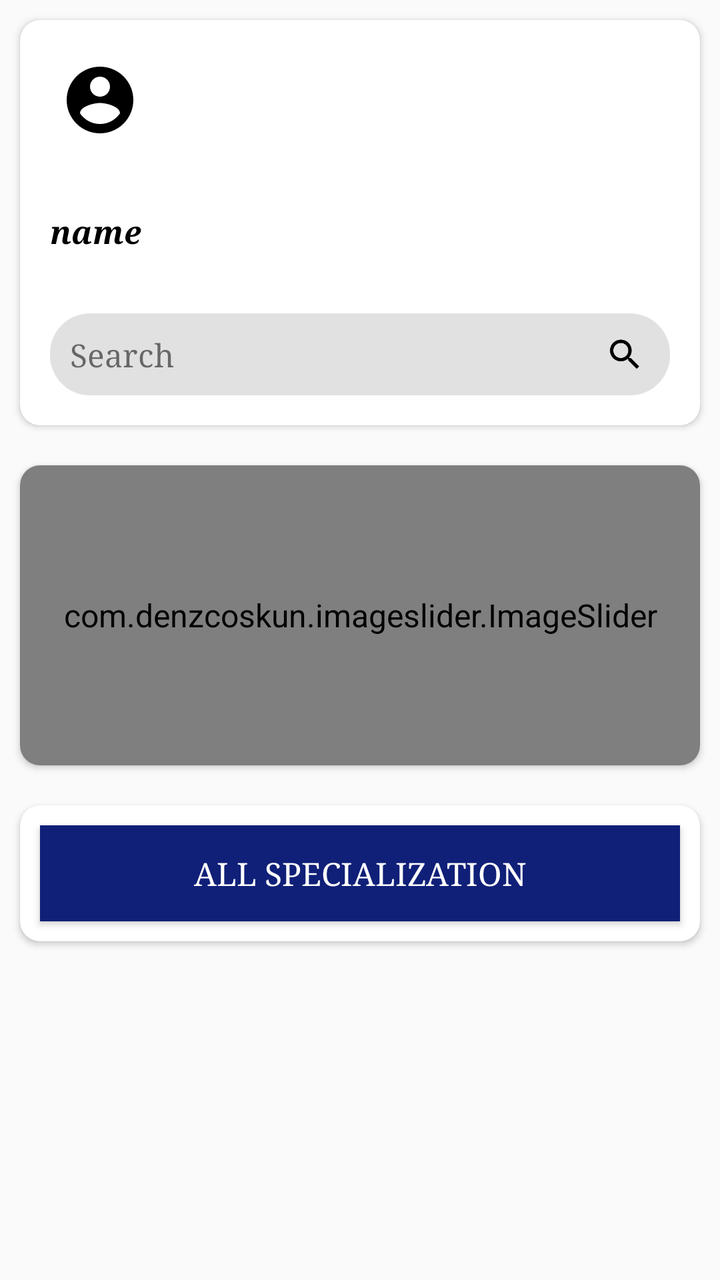
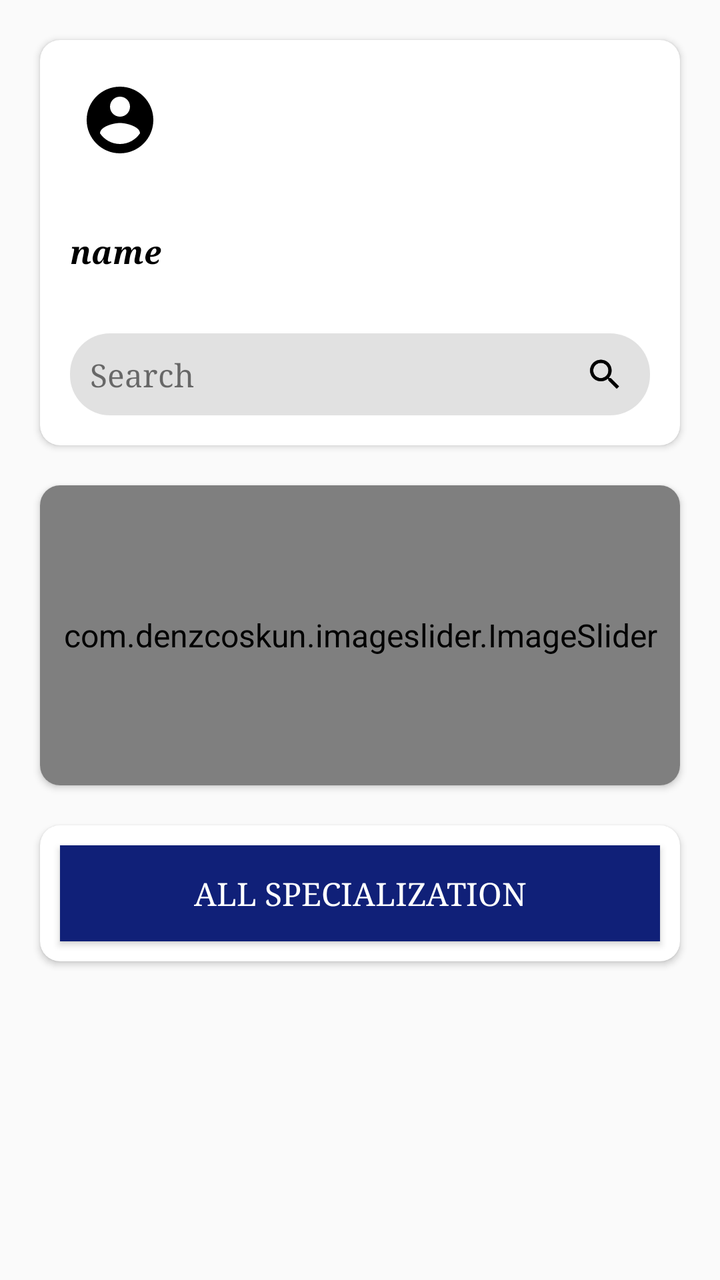

Screens rendered from an Android XML layout before and after an edit, with the pre-edit source and the edit as a unified diff.
<!-- AndroidManifest.xml: application theme Theme.LawAdvat -->
<!-- res/layout/fragment_home.xml -->
<?xml version="1.0" encoding="utf-8"?>
<androidx.appcompat.widget.LinearLayoutCompat xmlns:android="http://schemas.android.com/apk/res/android"
    xmlns:app="http://schemas.android.com/apk/res-auto"
    xmlns:tools="http://schemas.android.com/tools"
    android:layout_width="match_parent"
    android:layout_height="match_parent"
    android:orientation="vertical"
    tools:context=".ui.home.HomeFragment">
    <ScrollView
        android:layout_width="match_parent"
        android:layout_height="match_parent">
    <LinearLayout
        android:layout_width="match_parent"
        android:layout_height="match_parent"
        android:orientation="vertical">
    <androidx.cardview.widget.CardView
        android:layout_width="match_parent"
        android:layout_height="wrap_content"
        android:padding="10dp"
        android:layout_margin="10dp"
        app:cardCornerRadius="10dp">
        <LinearLayout
            android:layout_width="match_parent"
            android:layout_height="wrap_content"
            android:orientation="vertical"
            >
            <ImageView
                android:id="@+id/profile"
                android:layout_margin="20dp"
                android:layout_width="40dp"
                android:layout_height="40dp"
                app:srcCompat="@drawable/baseline_account_circle_24" />

            <TextView
                android:id="@+id/name"
                android:layout_width="wrap_content"
                android:layout_height="wrap_content"
                android:layout_margin="15dp"
                android:textSize="16sp"
                android:layout_marginStart="15dp"
                android:fontFamily="serif"
                android:text="name"
                android:textColor="#000000"
                android:textStyle="italic|bold"
                tools:ignore="RtlHardcoded" />
            <androidx.constraintlayout.widget.ConstraintLayout
                android:id="@+id/search"
                android:layout_width="match_parent"
                android:layout_height="wrap_content"
                android:layout_margin="15dp"
                android:backgroundTintMode="multiply"
                android:backgroundTint="#1E000000"
                android:padding="10dp"
                android:background="@drawable/buttonradius">

                <TextView
                    android:layout_width="wrap_content"
                    android:layout_height="wrap_content"
                    android:text="Search"
                    app:layout_constraintBottom_toBottomOf="parent"
                    app:layout_constraintStart_toStartOf="parent"
                    app:layout_constraintTop_toTopOf="parent" />

                <ImageView
                    android:layout_width="25dp"
                    android:layout_height="20dp"
                    app:layout_constraintBottom_toBottomOf="parent"
                    app:layout_constraintEnd_toEndOf="parent"
                    app:layout_constraintTop_toTopOf="parent"
                    app:srcCompat="@drawable/baseline_search_24" />
            </androidx.constraintlayout.widget.ConstraintLayout>
        </LinearLayout>
    </androidx.cardview.widget.CardView>
    <androidx.cardview.widget.CardView
        android:layout_width="match_parent"
        android:layout_height="wrap_content"
        android:padding="10dp"
        android:layout_margin="10dp"
        app:cardCornerRadius="10dp">
    <LinearLayout
        android:layout_width="match_parent"
        android:layout_height="wrap_content"
        android:orientation="vertical"
        >

        <com.denzcoskun.imageslider.ImageSlider
            android:id="@+id/image_slider"
            android:layout_width="match_parent"
            android:layout_height="150dp"
            android:padding="05dp"
            android:scaleType="centerInside"
            app:iss_auto_cycle="true"
            app:iss_delay="1000"
            app:iss_period="1000" />
    </LinearLayout>
    </androidx.cardview.widget.CardView>
    <androidx.cardview.widget.CardView
        android:layout_width="match_parent"
        android:layout_height="wrap_content"
        android:padding="10dp"
        android:layout_margin="10dp"
        app:cardCornerRadius="10dp">
        <LinearLayout
            android:layout_width="match_parent"
            android:layout_height="wrap_content"
            android:orientation="vertical"
            >
           <androidx.recyclerview.widget.RecyclerView
               android:layout_width="match_parent"
               android:layout_height="wrap_content"
               android:id="@+id/specification_recyclerview"/>
            <androidx.appcompat.widget.AppCompatButton
                android:layout_width="match_parent"
                android:layout_height="wrap_content"
                android:background="#102078"
                android:id="@+id/btn_specifiction"
                android:text="All SPECIALIZATION"
                android:textColor="@color/white"
                android:padding="10dp"
                android:layout_margin="10dp"/>
        </LinearLayout>
    </androidx.cardview.widget.CardView>
    </LinearLayout>
    </ScrollView>
</androidx.appcompat.widget.LinearLayoutCompat>
<!-- resources referenced by this layout -->
<resources>
  <color name="white">#FFFFFFFF</color>
  <!-- drawable baseline_account_circle_24 (drawable) -->
  <vector android:height="24dp" android:tint="#000000"
      android:viewportHeight="24" android:viewportWidth="24"
      android:width="24dp" xmlns:android="http://schemas.android.com/apk/res/android">
      <path android:fillColor="@android:color/white" android:pathData="M12,2C6.48,2 2,6.48 2,12s4.48,10 10,10 10,-4.48 10,-10S17.52,2 12,2zM12,5c1.66,0 3,1.34 3,3s-1.34,3 -3,3 -3,-1.34 -3,-3 1.34,-3 3,-3zM12,19.2c-2.5,0 -4.71,-1.28 -6,-3.22 0.03,-1.99 4,-3.08 6,-3.08 1.99,0 5.97,1.09 6,3.08 -1.29,1.94 -3.5,3.22 -6,3.22z"/>
  </vector>
  <!-- drawable baseline_search_24 (drawable) -->
  <vector android:height="24dp" android:tint="#000000"
      android:viewportHeight="24" android:viewportWidth="24"
      android:width="24dp" xmlns:android="http://schemas.android.com/apk/res/android">
      <path android:fillColor="@android:color/white" android:pathData="M15.5,14h-0.79l-0.28,-0.27C15.41,12.59 16,11.11 16,9.5 16,5.91 13.09,3 9.5,3S3,5.91 3,9.5 5.91,16 9.5,16c1.61,0 3.09,-0.59 4.23,-1.57l0.27,0.28v0.79l5,4.99L20.49,19l-4.99,-5zM9.5,14C7.01,14 5,11.99 5,9.5S7.01,5 9.5,5 14,7.01 14,9.5 11.99,14 9.5,14z"/>
  </vector>
  <!-- drawable buttonradius (drawable) -->
  <?xml version="1.0" encoding="utf-8"?>
  <shape xmlns:android="http://schemas.android.com/apk/res/android">
  <corners
      android:radius="20dp"/>
  </shape>
  <style name="Theme.LawAdvat" parent="Theme.MaterialComponents.DayNight.DarkActionBar.Bridge">
          
          <item name="colorPrimary">@color/white</item>
          <item name="colorPrimaryVariant">#FFFFFF</item>
          <item name="colorOnPrimary">#009688</item>
          
          <item name="colorSecondary">@color/teal_200</item>
          <item name="colorSecondaryVariant">@color/teal_700</item>
          <item name="colorOnSecondary">#FFFFFF</item>
          
          <item name="android:statusBarColor">#FFFFFF</item>
          
          <item name="titleTextColor">@color/black</item>
          <item name="fontFamily">serif</item>
          <item name="android:textSize">16sp</item>
      </style>
  <color name="teal_200">#FF03DAC5</color>
  <color name="teal_700">#FF018786</color>
  <color name="black">#FF000000</color>
</resources>

<!-- the commit's change to res/layout/fragment_home.xml (unified diff, before → after) -->
@@ -8,7 +8,8 @@
     tools:context=".ui.home.HomeFragment">
     <ScrollView
         android:layout_width="match_parent"
-        android:layout_height="match_parent">
+        android:layout_height="match_parent"
+        android:padding="10dp">
     <LinearLayout
         android:layout_width="match_parent"
         android:layout_height="match_parent"
@@ -120,6 +121,24 @@
                 android:layout_margin="10dp"/>
         </LinearLayout>
     </androidx.cardview.widget.CardView>
+
+        <androidx.cardview.widget.CardView
+            android:layout_width="match_parent"
+            android:layout_height="match_parent"
+            android:padding="10dp"
+            android:layout_margin="10dp"
+            app:cardCornerRadius="10dp">
+            <LinearLayout
+                android:layout_width="match_parent"
+                android:layout_height="wrap_content"
+                android:orientation="vertical"
+                >
+                <androidx.recyclerview.widget.RecyclerView
+                    android:layout_width="match_parent"
+                    android:layout_height="wrap_content"
+                    android:id="@+id/lawyer_recyclerview"/>
+            </LinearLayout>
+        </androidx.cardview.widget.CardView>
     </LinearLayout>
     </ScrollView>
 </androidx.appcompat.widget.LinearLayoutCompat>
